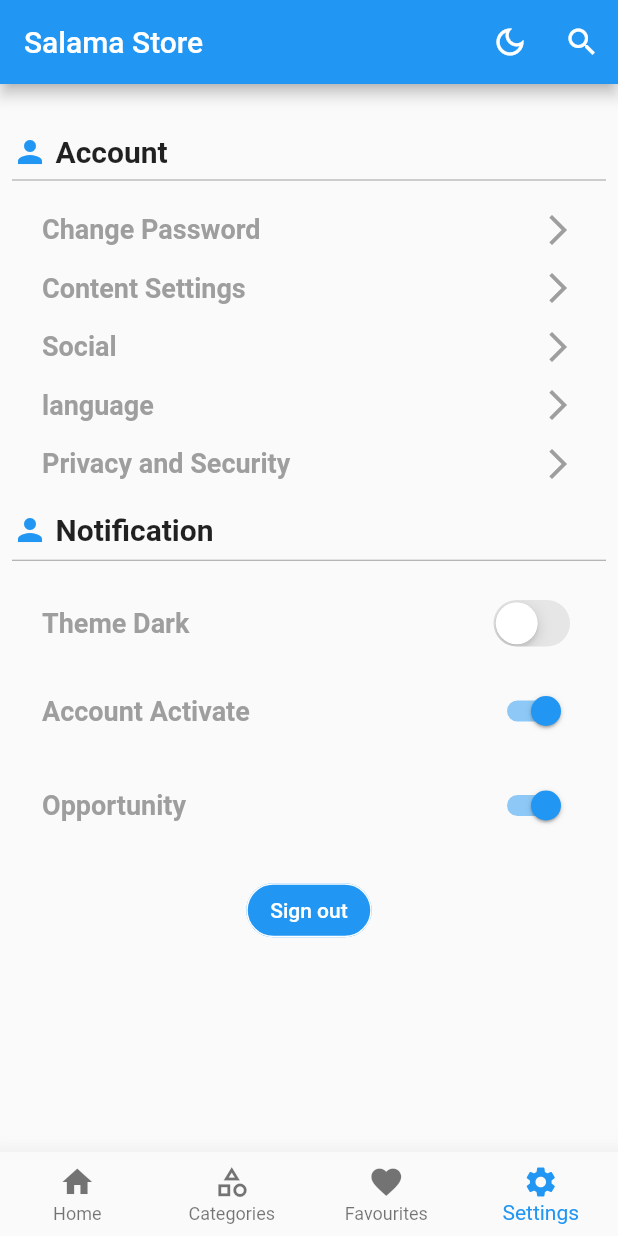
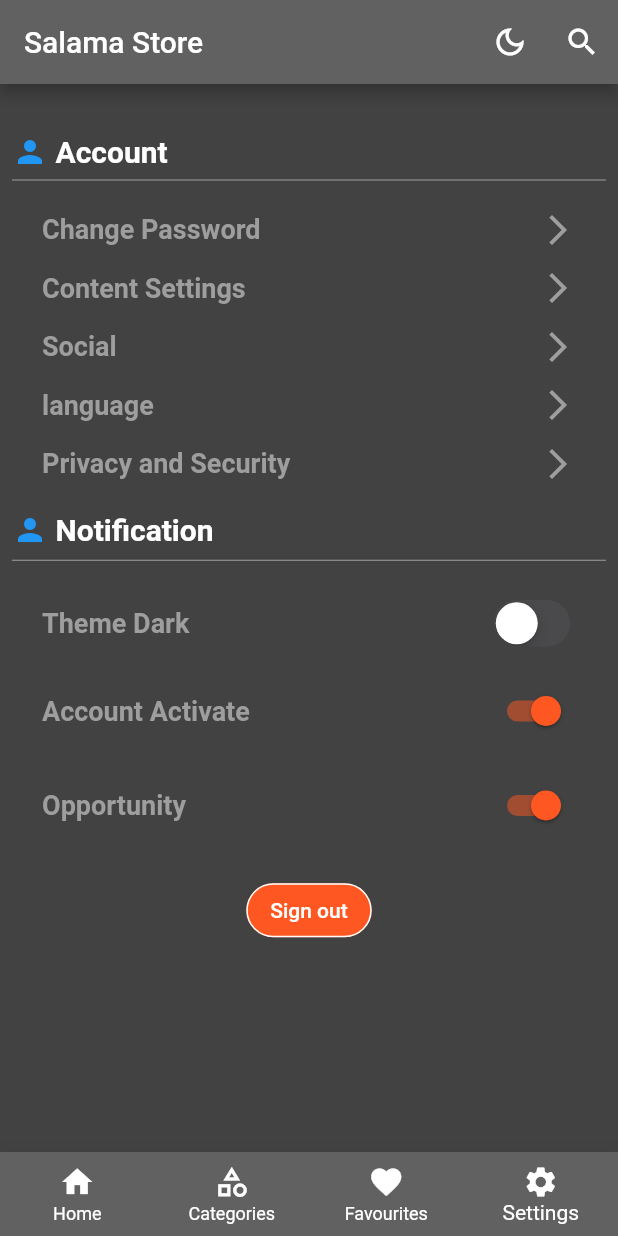
Before and after one commit to ahmed30238/E_commerce_App, a Flutter app: the LayOutScreen screen opened by its route, item 4 of the bottom bar chosen, after a tap on the "dark mode" icon, on a phone screen of 412 x 824 dp. Run offline on Flutter 3.47's test engine with Material 2 defaults, Android fonts, the phone set to English and light mode, and no system bars; our stand-ins replace animate_do, cached_network_image, carousel_slider, dartz, dio, equatable and 9 more; missing offline and left inert: pusher_channels_flutter, quick_log; accounts and stored records are empty; generated files the repository leaves out were written again; network calls fail.

Commit message:
fix theme mode
__

```diff
--- a/lib/core/token_util/theme_mode.dart
+++ b/lib/core/token_util/theme_mode.dart
@@ -2,17 +2,17 @@ import 'package:e_commerce_app/core/global/app_enums/enums.dart';
 import 'package:e_commerce_app/core/helper_methods/helper_methods.dart';
 
 class ThemeUtils {
-  static bool _isDarkTheme = false;
+  static bool? _isDarkTheme;
   static Future<void> saveThemeMode(bool myTheme) async {
     _isDarkTheme = await prefs!.setBool(AppEnum.isDarkTheme.name, myTheme);
     await loadThemeToMemory();
   }
 
   static Future<void> loadThemeToMemory() async {
-    _isDarkTheme = prefs!.getBool(AppEnum.isDarkTheme.name) ?? true;
+    _isDarkTheme = prefs!.getBool(AppEnum.isDarkTheme.name) ?? false;
   }
 
-  static bool getTheme(){
-    return _isDarkTheme;
+  static bool getTheme() {
+    return _isDarkTheme ?? false;
   }
 }
--- a/lib/main.dart
+++ b/lib/main.dart
@@ -1,10 +1,12 @@
 import 'dart:developer';
 
-import 'package:e_commerce_app/core/global/app_enums/enums.dart';
+import 'package:e_commerce_app/core/global/dark_theme/dark_theme.dart';
+import 'package:e_commerce_app/core/global/light_theme/light_theme.dart';
 import 'package:e_commerce_app/core/helper_methods/helper_methods.dart';
 import 'package:e_commerce_app/core/routing/app_router.dart';
 import 'package:e_commerce_app/core/routing/routing_paths.dart';
 import 'package:e_commerce_app/core/service_locator/service_locator.dart';
+import 'package:e_commerce_app/core/token_util/theme_mode.dart';
 import 'package:e_commerce_app/core/token_util/token_utile.dart';
 import 'package:e_commerce_app/observer.dart';
 import 'package:e_commerce_app/presentation/controller/home_cubit/cubit.dart';
@@ -17,6 +19,7 @@ import 'package:flutter_bloc/flutter_bloc.dart';
 import 'package:flutter_gen/gen_l10n/app_localizations.dart';
 import 'package:flutter_screenutil/flutter_screenutil.dart';
 import 'package:get/get.dart';
+import 'package:quick_log/quick_log.dart';
 import 'package:shared_preferences/shared_preferences.dart';
 
 void main() async {
@@ -25,9 +28,10 @@ void main() async {
   Bloc.observer = MyBlocObserver();
   prefs = await SharedPreferences.getInstance();
   await TokenUtil.loadTokenToMemory();
-  prefs!.getBool(AppEnum.isDarkTheme.name);
-
-  log("Your token is ${TokenUtil.getTokenFromMemory()}");
+  await ThemeUtils.loadThemeToMemory();
+  // prefs!.getBool(AppEnum.isDarkTheme.name);
+ Logger logger = const Logger("Main Logger");
+  logger.fine("Your token is ${TokenUtil.getTokenFromMemory()}");
   runApp(const MyApp());
 }
 
@@ -40,9 +44,7 @@ class MyApp extends StatelessWidget {
       providers: [
         BlocProvider(create: (context) => HomeCubit()),
         BlocProvider(
-          create: (context) => AppCubit()
-            ..getThemeMode()
-            ..getLanguage(),
+          create: (context) => AppCubit()..getLanguage(),
         ),
         BlocProvider(create: (context) => SearchCubit()),
         BlocProvider(create: (context) => LogoutCubit()),
@@ -64,13 +66,11 @@ class MyApp extends StatelessWidget {
               /// The [Size] of the device in the design draft,
               designSize: const Size(430, 932),
             ),
-
-            // theme: lightTheme,
-            // darkTheme: darkTheme,
-            // themeMode: darkMode ? ThemeMode.dark : ThemeMode.light,
+            theme: lightTheme,
+            darkTheme: darkTheme,
+            themeMode: ThemeUtils.getTheme() ? ThemeMode.dark : ThemeMode.light,
             onGenerateRoute: AppRouter.onGenerateRoutes,
             initialRoute: RoutePaths.splashPath,
-            // home: const SplashView(),
           );
         },
       ),
--- a/lib/presentation/controller/layout_cubit/cubit.dart
+++ b/lib/presentation/controller/layout_cubit/cubit.dart
@@ -55,28 +55,13 @@ class AppCubit extends Cubit<AppStates> {
     emit(ChangeBottomNavBarState());
   }
 
-  // bool isDarkTheme = false;
-
-  // void changeThemeMode({bool? fromShared}) async {
-  //   SharedPreferences prefs = await SharedPreferences.getInstance();
-  //   if (fromShared != null) {
-  //     isDarkTheme = fromShared;
-  //     emit(ChangeThemeModeSucessState());
-  //   } else {
-  //     isDarkTheme = !isDarkTheme;
-  //     prefs.setBool('isDarkTheme', isDarkTheme).then((value) {
-  //       emit(ChangeThemeModeSucessState());
-  //     });
-  //   }
-  // }
-  void storeThemeMode(){
-    ThemeUtils.saveThemeMode(false);
-    getThemeMode();
+  var theme = ThemeUtils.getTheme();
+  toggleTheme() async {
+    theme = !theme;
+    await ThemeUtils.saveThemeMode(theme);
+    emit(ChangeThemeModeSucessState());
   }
 
-  void getThemeMode(){
-    emit(ChangeThemeModeSucessState());
-  }
 
   final String langKey = 'lang';
   void storeLanguage({required String langCode}) async {
@@ -89,7 +74,7 @@ class AppCubit extends Cubit<AppStates> {
   void getLanguage() async {
     localeCode = prefs!.getString(langKey) ?? 'en';
     log('lang is $localeCode');
-    emit(AppChangeLanguage(locale: localeCode??'en'));
+    emit(AppChangeLanguage(locale: localeCode ?? 'en'));
   }
 
   bool isEnglishLang({required BuildContext context}) =>
--- a/lib/presentation/screens/layout/layout_screen.dart
+++ b/lib/presentation/screens/layout/layout_screen.dart
@@ -45,7 +45,7 @@ class _LayOutScreenState extends State<LayOutScreen> {
             actions: [
               IconButton(
                 onPressed: () {
-                  AppCubit.get(context).storeThemeMode();
+                  AppCubit.get(context).toggleTheme();
                 },
                 icon: const Icon(
                   Icons.dark_mode_outlined,
```
